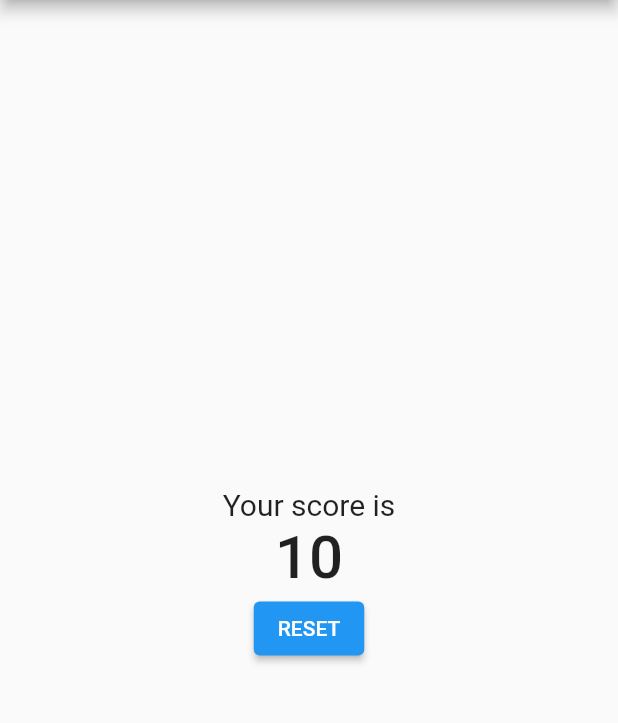
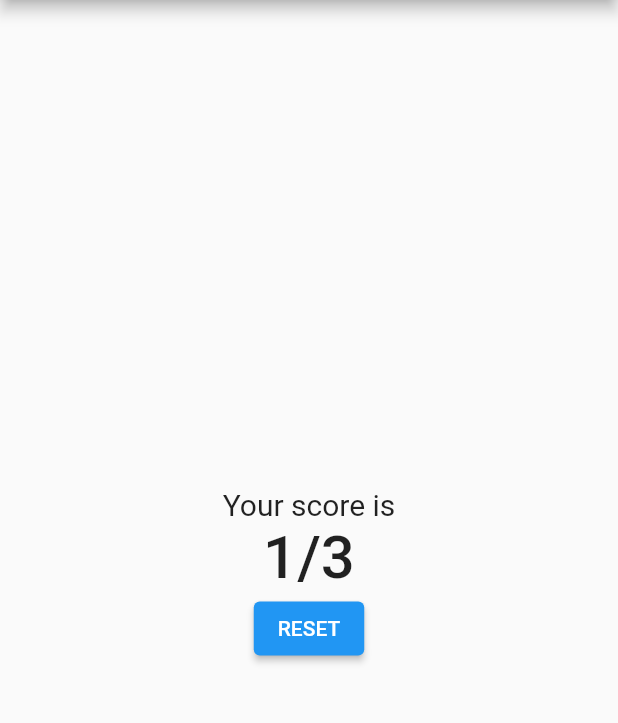
Before and after one commit to JoshuaBiong/quizapp, a Flutter app: the screen it shows after launch, after a tap on "Mars", after a tap on "Earth", after a tap on "Mercury", on a phone screen of 412 x 824 dp, the part 84-807 px from its top. Run offline on Flutter 3.47's test engine with Material 2 defaults, Android fonts, the phone set to English and light mode, and no system bars.

Commit message:
view overall score

```diff
--- a/lib/homepage.dart
+++ b/lib/homepage.dart
@@ -15,7 +15,7 @@ class _HomepageState extends State<Homepage> {
       'questionText': "What is the Largest planet?",
       'answers': [
         {'text': 'Mars', 'score': 0},
-        {'text': 'Jupiter', 'score': 10},
+        {'text': 'Jupiter', 'score': 1},
         {'text': 'Earth', 'score': 0},
         {'text': 'Neptune', 'score': 0},
       ]
@@ -26,7 +26,7 @@ class _HomepageState extends State<Homepage> {
         {'text': 'Mercury', 'score': 0},
         {'text': 'Earth', 'score': 0},
         {'text': 'Mars', 'score': 0},
-        {'text': 'Venus', 'score': 10},
+        {'text': 'Venus', 'score': 1},
       ]
     },
     {
@@ -34,7 +34,7 @@ class _HomepageState extends State<Homepage> {
       'answers': [
         {'text': 'Mars', 'score': 0},
         {'text': 'Jupiter', 'score': 0},
-        {'text': 'Mercury', 'score': 10},
+        {'text': 'Mercury', 'score': 1},
         {'text': 'Uranus', 'score': 0},
       ]
     },
@@ -56,7 +56,7 @@ class _HomepageState extends State<Homepage> {
       //   print("answer is wrongg");
       // }
     });
-    print(totalResult);
+    // print(totalResult);
   }
 
   void reset() {
@@ -75,7 +75,11 @@ class _HomepageState extends State<Homepage> {
               answerQuestions: answerQuestions,
               questionIndex: questionIndex,
             )
-          : Result(result: totalResult, resetQuiz: reset),
+          : Result(
+              result: totalResult,
+              resetQuiz: reset,
+              outof: questions.length,
+            ),
     );
   }
 }
--- a/lib/result.dart
+++ b/lib/result.dart
@@ -3,7 +3,12 @@ import 'package:flutter/material.dart';
 class Result extends StatelessWidget {
   final int result;
   final void Function()? resetQuiz;
-  const Result({super.key, required this.result, required this.resetQuiz});
+  final int outof;
+  const Result(
+      {super.key,
+      required this.result,
+      required this.resetQuiz,
+      required this.outof});
 
   @override
   Widget build(BuildContext context) {
@@ -15,9 +20,20 @@ class Result extends StatelessWidget {
             "Your score is",
             style: TextStyle(fontSize: 20, fontWeight: FontWeight.w400),
           ),
-          Text(
-            result.toString(),
-            style: const TextStyle(fontSize: 40, fontWeight: FontWeight.w500),
+          Row(
+            mainAxisAlignment: MainAxisAlignment.center,
+            children: [
+              Text(
+                (result.toString()),
+                style:
+                    const TextStyle(fontSize: 40, fontWeight: FontWeight.w500),
+              ),
+              const Text("/",
+                  style: TextStyle(fontSize: 40, fontWeight: FontWeight.w500)),
+              Text(outof.toString(),
+                  style: const TextStyle(
+                      fontSize: 40, fontWeight: FontWeight.w500))
+            ],
           ),
           ElevatedButton(
             onPressed: resetQuiz,
```
